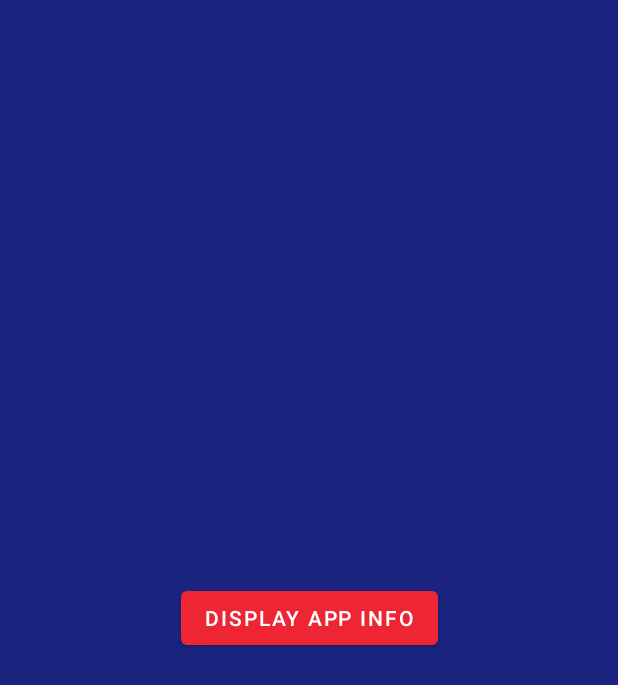
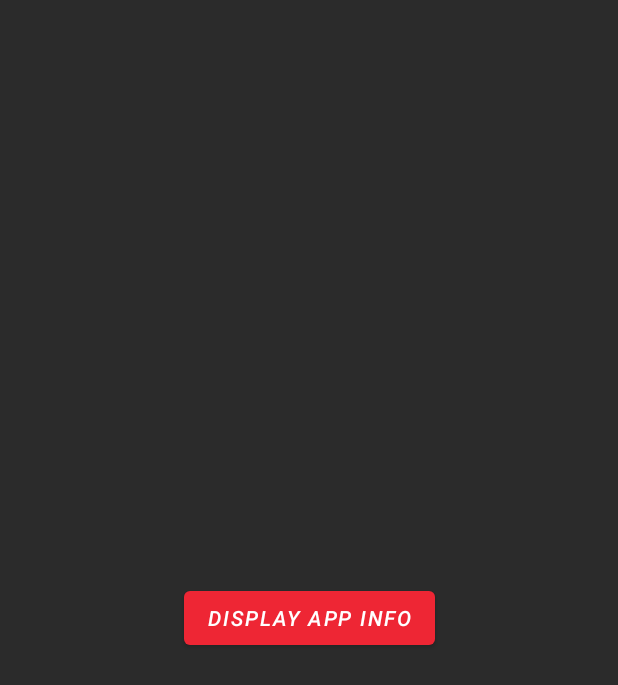
Before and after one commit to azurmop/Mapp, an Android app: the screen it shows after launch (MainActivity), on a phone screen of 412 x 824 dp. Shown: the top 685 px of the screen. Run offline under Robolectric (Android 15) with nearby library versions, the phone set to English and light mode, and no system bars.

Commit message:
New demo feature

```diff
--- a/app/src/main/res/layout/activity_main.xml
+++ b/app/src/main/res/layout/activity_main.xml
@@ -4,7 +4,7 @@
     xmlns:tools="http://schemas.android.com/tools"
     android:layout_width="match_parent"
     android:layout_height="match_parent"
-    android:background="#1A237E"
+    android:background="#2B2B2B"
     tools:context=".MainActivity">
 
     <com.google.android.material.button.MaterialButton
@@ -12,6 +12,7 @@
         android:layout_width="wrap_content"
         android:layout_height="wrap_content"
         android:text="Display app info"
+        android:textStyle="italic"
         app:layout_constraintBottom_toBottomOf="parent"
         app:layout_constraintLeft_toLeftOf="parent"
         app:layout_constraintRight_toRightOf="parent"
```
